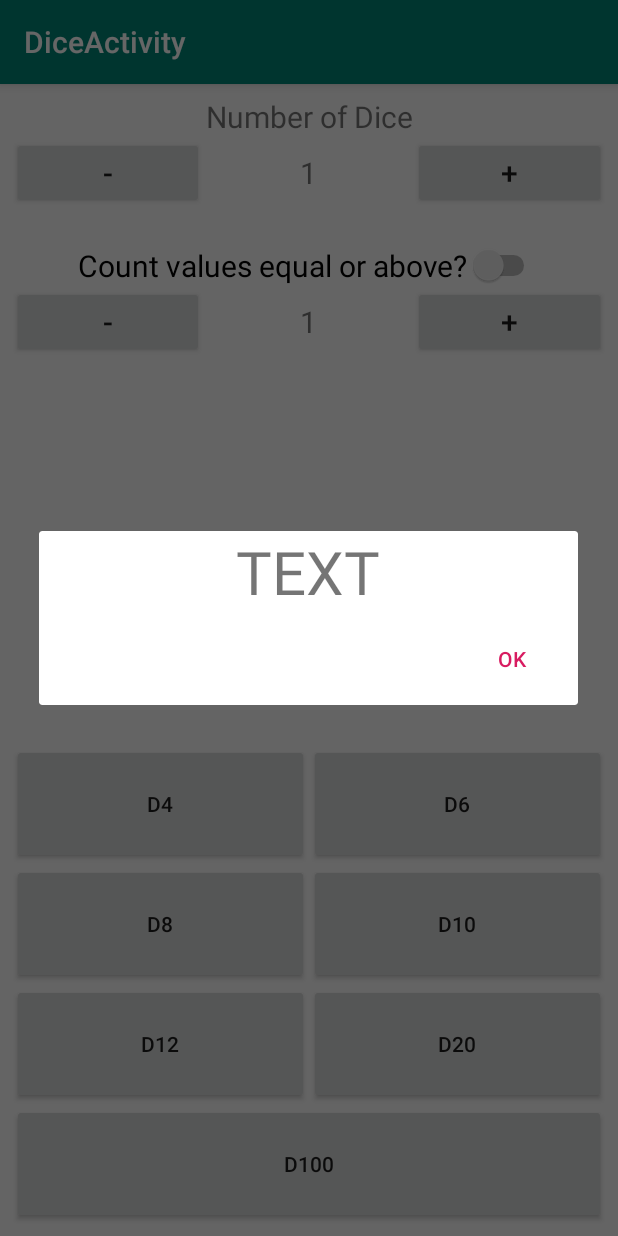
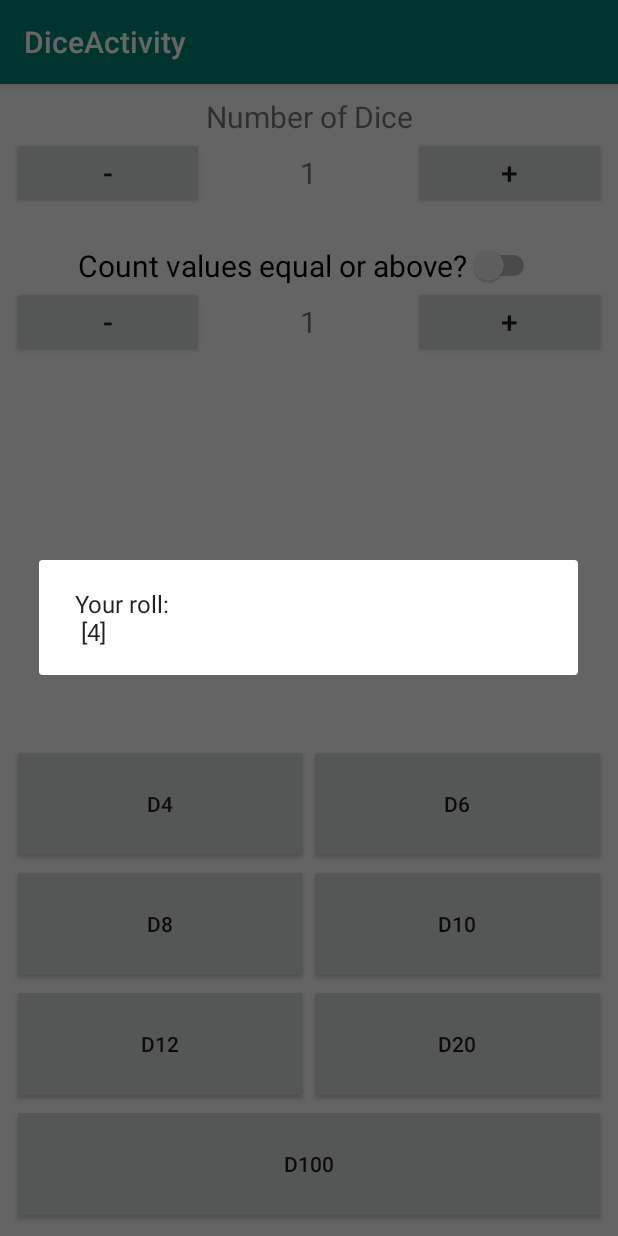
Before and after one commit to JC009/AftershockRPGSystem, an Android app: the DiceActivity screen opened directly, with no data from a screen before it, after a tap on "D4", on a phone screen of 412 x 824 dp. Run offline under Robolectric (Android 15) with nearby library versions, the phone set to English and light mode, and no system bars.

Commit message:
Guess what?
Dice roller is working

```diff
--- a/app/src/main/java/com/example/aftershockrpgsystem/dice_simulator/DiceActivity.kt
+++ b/app/src/main/java/com/example/aftershockrpgsystem/dice_simulator/DiceActivity.kt
@@ -9,13 +9,12 @@ import com.example.aftershockrpgsystem.R
 
 import kotlinx.android.synthetic.main.activity_dice.*
 import kotlinx.android.synthetic.main.content_dice.*
-import kotlinx.android.synthetic.main.dice_dialog.*
 import kotlin.random.Random
 
 class DiceActivity : AppCompatActivity() {
 
-    public var dialogText = "0"
-
+    public var diceNumber = 1
+    public var countNumber = 1
 
     override fun onCreate(savedInstanceState: Bundle?) {
         super.onCreate(savedInstanceState)
@@ -23,30 +22,62 @@ class DiceActivity : AppCompatActivity() {
         setSupportActionBar(toolbar)
 
         button_d4.setOnClickListener {
-            showDialog(it, 4)
+            showNumber( 4)
         }
 
         button_d6.setOnClickListener {
-            showDialog(it, 6)
+            showNumber( 6)
         }
 
         button_d8.setOnClickListener {
-            showDialog(it, 8)
+            showNumber( 8)
         }
 
         button_d10.setOnClickListener {
-            showDialog(it, 10)
+            showNumber(10)
         }
 
         button_d12.setOnClickListener {
-            showDialog(it, 12)
+            showNumber( 12)
         }
         button_d20.setOnClickListener {
-            showDialog(it, 20)
+            showNumber( 20)
         }
 
         button_d100.setOnClickListener {
-            showDialog(it, 100)
+            showNumber( 100)
+        }
+
+        button_minusDiceNumber.setOnClickListener {
+            if (diceNumber > 1)
+            {
+                diceNumber--
+                textView_numberOfDice.text = diceNumber.toString()
+            }
+        }
+
+        button_plusDiceNumber.setOnClickListener {
+            if (diceNumber < 20)
+            {
+                diceNumber++
+                textView_numberOfDice.text = diceNumber.toString()
+            }
+        }
+
+        button_minusCount.setOnClickListener {
+            if (countNumber > 1)
+            {
+                countNumber--
+                textView_countValue.text = countNumber.toString()
+            }
+        }
+
+        button_plusCount.setOnClickListener {
+            if (countNumber < 12)
+            {
+                countNumber++
+                textView_countValue.text = countNumber.toString()
+            }
         }
     }
 
@@ -55,32 +86,31 @@ class DiceActivity : AppCompatActivity() {
         return Random.nextInt(1,i+1)
     }
 
-    private fun showDialog (view: View, dice: Int)
+    private fun  showNumber (int: Int)
     {
-        val number = randomNumber(dice)
-
-
-
-        val builder : AlertDialog.Builder = AlertDialog.Builder(this)
-        val inflater : LayoutInflater = layoutInflater
-        val view : View = inflater.inflate(R.layout.dice_dialog, null)
-
-        builder.setView(view)
-        /*
-        builder.setNegativeButton("No"
-        ) { _, _ ->
-            //Toast.makeText(this@DiceActivity, "No clicked", Toast.LENGTH_LONG).show()
-            //dialog!!.dismiss()
+        val builder: AlertDialog.Builder = AlertDialog.Builder(this)
+        var list = listOf<Int>()
+        var count = 0
+        var number: Int
+        for (x in 0 until diceNumber)
+        {
+            number = randomNumber(int)
+            list += number
+            if (number >= countNumber)
+                count++
         }
 
-         */
-
-        builder.setPositiveButton("OK"
-        ) { _, _ ->
-            //Toast.makeText(this@DiceActivity, "Yes clicked", Toast.LENGTH_LONG).show()
+        if (switch_count.isChecked)
+        {
+            builder.setMessage("Your roll: \n" +
+                    " ${list.sorted()} \n" +
+                    "Numbers equal or above $countNumber: $count")
+        } else
+        {
+            builder.setMessage("Your roll: \n ${list.sorted()}")
         }
 
-        val dialog : AlertDialog = builder.create()
-        dialog.show()
+        val dialog: AlertDialog? = builder.create()
+        dialog?.show()
     }
 }
--- a/app/src/main/res/layout/dice_dialog.xml
+++ /dev/null
@@ -1,15 +0,0 @@
-<?xml version="1.0" encoding="utf-8"?>
-<FrameLayout xmlns:android="http://schemas.android.com/apk/res/android"
-    xmlns:tools="http://schemas.android.com/tools"
-    android:layout_width="match_parent"
-    android:layout_height="match_parent"
-    android:orientation="vertical">
-
-    <TextView
-        android:id="@+id/textView_dialog"
-        android:layout_width="wrap_content"
-        android:layout_height="wrap_content"
-        android:layout_gravity="center"
-        android:text="TEXT"
-        android:textSize="40dp" />
-</FrameLayout>
```
